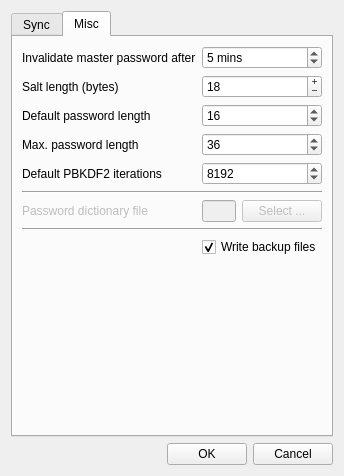
First picture: the form in Qt-SESAM/optionsdialog.ui, repository 607011/Qt-SESAM, before the edit.
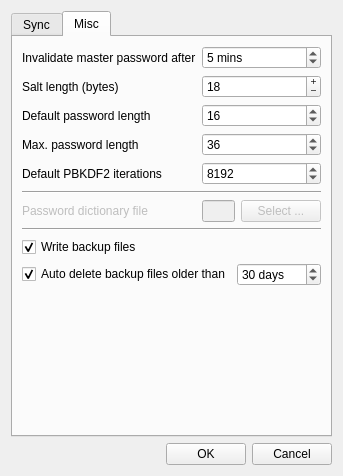
Second picture: the form after the edit. The open tabs and pages were chosen to show the change.

Commit message: Fixed part 2 of #94: Added an option to automatically delete backup files older than x days.

Diff of the .ui file:
```diff
--- a/Qt-SESAM/optionsdialog.ui
+++ b/Qt-SESAM/optionsdialog.ui
@@ -408,26 +408,6 @@
            </property>
           </widget>
          </item>
-         <item row="9" column="1">
-          <widget class="QCheckBox" name="writeBackupsCheckBox">
-           <property name="enabled">
-            <bool>true</bool>
-           </property>
-           <property name="text">
-            <string>Write backup files</string>
-           </property>
-           <property name="checked">
-            <bool>true</bool>
-           </property>
-          </widget>
-         </item>
-         <item row="8" column="0" colspan="2">
-          <widget class="Line" name="line_2">
-           <property name="orientation">
-            <enum>Qt::Horizontal</enum>
-           </property>
-          </widget>
-         </item>
          <item row="4" column="0">
           <widget class="QLabel" name="label_12">
            <property name="text">
@@ -453,6 +433,56 @@
          </item>
         </layout>
        </item>
+       <item>
+        <widget class="Line" name="line_2">
+         <property name="orientation">
+          <enum>Qt::Horizontal</enum>
+         </property>
+        </widget>
+       </item>
+       <item>
+        <widget class="QCheckBox" name="writeBackupsCheckBox">
+         <property name="enabled">
+          <bool>true</bool>
+         </property>
+         <property name="text">
+          <string>Write backup files</string>
+         </property>
+         <property name="checked">
+          <bool>true</bool>
+         </property>
+        </widget>
+       </item>
+       <item>
+        <layout class="QHBoxLayout" name="horizontalLayout_5">
+         <property name="topMargin">
+          <number>0</number>
+         </property>
+         <item>
+          <widget class="QCheckBox" name="autoDeleteOldBackupsCheckBox">
+           <property name="text">
+            <string>Auto delete backup files older than</string>
+           </property>
+           <property name="checked">
+            <bool>true</bool>
+           </property>
+          </widget>
+         </item>
+         <item>
+          <widget class="QSpinBox" name="maxBackupFileAgeSpinBox">
+           <property name="suffix">
+            <string> days</string>
+           </property>
+           <property name="maximum">
+            <number>365</number>
+           </property>
+           <property name="value">
+            <number>30</number>
+           </property>
+          </widget>
+         </item>
+        </layout>
+       </item>
        <item>
         <spacer name="verticalSpacer_2">
          <property name="orientation">
```
Left out of the diff: 2 changed lines with no effect on the pictures. The commit also changes 5 other files.
